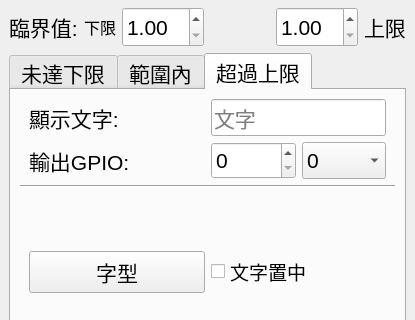
roger0816/BoardT, file src/common/cEdit/EditTxObj.ui: the form before one commit; both pictures show x 0 to 415 and y 94 to 414 of the 415 by 684 pixel window.
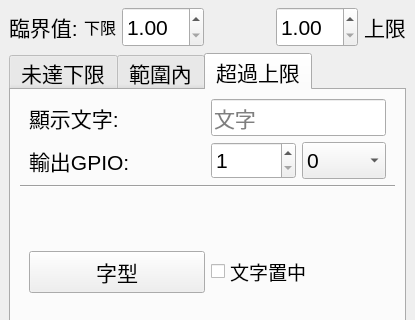
The form after the commit.

Diff of the .ui file:
```diff
--- a/src/common/cEdit/EditTxObj.ui
+++ b/src/common/cEdit/EditTxObj.ui
@@ -1220,10 +1220,10 @@
                   <property name="styleSheet">
                    <string notr="true">font: 16pt &quot;Arial&quot;;</string>
                   </property>
+                  <property name="minimum">
+                   <number>1</number>
+                  </property>
                   <property name="maximum">
-                   <number>1</number>
-                  </property>
-                  <property name="singleStep">
                    <number>40</number>
                   </property>
                  </widget>
```
Left out of the diff: 21 changed lines with no effect on the pictures.
